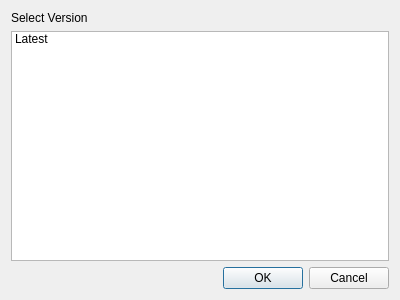
This is widgets/update.ui in ebrahimraeyat/civilTools as Qt 5 draws it before an edit. The edited form follows.
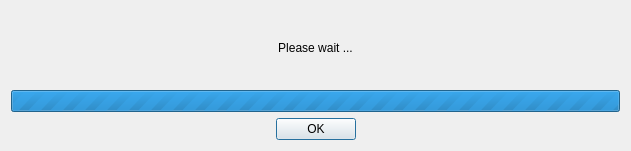
This is the edited form.

Diff of the .ui file:
```diff
--- a/widgets/update.ui
+++ b/widgets/update.ui
@@ -6,8 +6,8 @@
    <rect>
     <x>0</x>
     <y>0</y>
-    <width>400</width>
-    <height>300</height>
+    <width>631</width>
+    <height>151</height>
    </rect>
   </property>
   <property name="windowTitle">
@@ -17,17 +17,21 @@
    <item>
     <widget class="QLabel" name="label">
      <property name="text">
-      <string>Select Version</string>
+      <string>Please wait ...</string>
+     </property>
+     <property name="alignment">
+      <set>Qt::AlignCenter</set>
      </property>
     </widget>
    </item>
    <item>
-    <widget class="QListWidget" name="tag_list">
-     <item>
-      <property name="text">
-       <string>Latest</string>
-      </property>
-     </item>
+    <widget class="QProgressBar" name="GreenProgressBar">
+     <property name="maximum">
+      <number>0</number>
+     </property>
+     <property name="value">
+      <number>-1</number>
+     </property>
     </widget>
    </item>
    <item>
@@ -36,7 +40,10 @@
       <enum>Qt::Horizontal</enum>
      </property>
      <property name="standardButtons">
-      <set>QDialogButtonBox::Cancel|QDialogButtonBox::Ok</set>
+      <set>QDialogButtonBox::Ok</set>
+     </property>
+     <property name="centerButtons">
+      <bool>true</bool>
      </property>
     </widget>
    </item>
```
Left out of the diff: 2 changed lines with no effect on the pictures.
